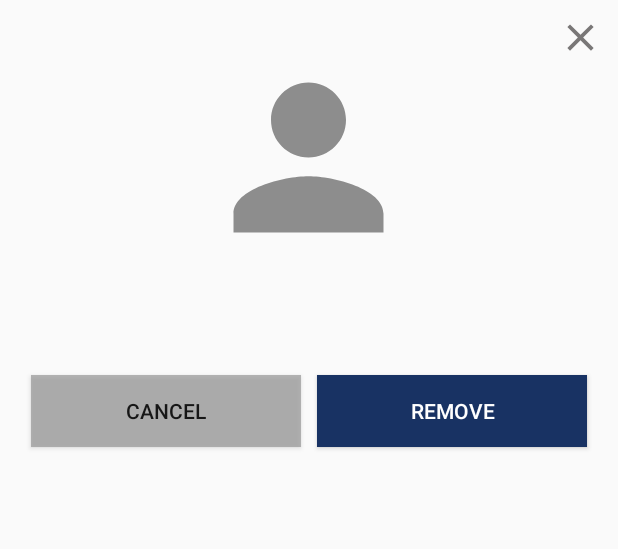
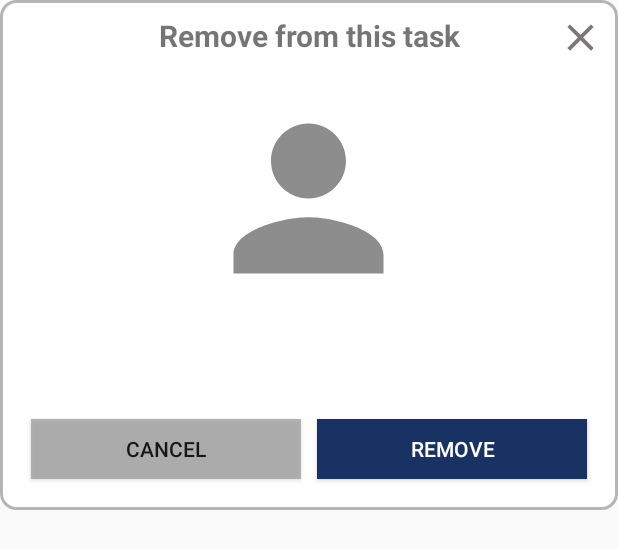
Before and after one commit to k-alex-leon/WhatsMyTask, an Android app: the layout confirm_remove_friend.xml on its own in the app's theme, with its tools: preview values and no code run, on a phone screen of 412 x 824 dp. Shown: the top 549 px of the screen. Run offline under Robolectric (Android 15) with nearby library versions, the phone set to English and light mode, and no system bars.

Commit message:
custom border in AlertDialogs

```diff
--- a/app/src/main/java/com/example/whatsmytask/activities/NewTaskActivity.java
+++ b/app/src/main/java/com/example/whatsmytask/activities/NewTaskActivity.java
@@ -10,6 +10,8 @@ import android.app.AlertDialog;
 import android.app.DatePickerDialog;
 import android.app.Dialog;
 import android.app.TimePickerDialog;
+import android.graphics.Color;
+import android.graphics.drawable.ColorDrawable;
 import android.os.Bundle;
 import android.view.View;
 import android.widget.Button;
@@ -186,6 +188,8 @@ public class NewTaskActivity extends AppCompatActivity{
         builder.setView(view);
         AlertDialog dialog = builder.create();
         dialog.setCancelable(false);
+        // quitamos el background del dialog para pasarle el custom_border
+        dialog.getWindow().setBackgroundDrawable(new ColorDrawable(Color.TRANSPARENT));
         dialog.show();
 
         LinearLayoutManager linearLayoutManager = new LinearLayoutManager(this);
--- a/app/src/main/java/com/example/whatsmytask/activities/TaskEditActivity.java
+++ b/app/src/main/java/com/example/whatsmytask/activities/TaskEditActivity.java
@@ -336,6 +336,7 @@ public class TaskEditActivity extends AppCompatActivity {
     private void showFriendsWorkingList() {
         if (friendsIdArray != null && friendsIdArray.size() > 1){
 
+            // este adapter recibe un array con los id para luego hacer la consulta en la bd
                 mFriendsWorkingAdapter = new FriendsWorkingAdapter(friendsIdArray, TaskEditActivity.this);
                 mRecyclerViewFriendsWorking.setAdapter(mFriendsWorkingAdapter);
 
--- /dev/null
+++ b/app/src/main/res/drawable/custom_border.xml
@@ -0,0 +1,7 @@
+<?xml version="1.0" encoding="utf-8"?>
+<shape xmlns:android="http://schemas.android.com/apk/res/android">
+
+    <solid android:color="@color/white"/>
+    <stroke android:width="2dp" android:color="@color/gray"/>
+    <corners android:radius="10dp"/>
+</shape>
--- a/app/src/main/res/layout/activity_new_task.xml
+++ b/app/src/main/res/layout/activity_new_task.xml
@@ -19,7 +19,7 @@
 
         <RelativeLayout
             android:layout_width="match_parent"
-            android:layout_height="match_parent"
+            android:layout_height="300dp"
             android:background="@drawable/bakgroundtask">
 
             <de.hdodenhof.circleimageview.CircleImageView
--- a/app/src/main/res/layout/add_friend_dialog.xml
+++ b/app/src/main/res/layout/add_friend_dialog.xml
@@ -3,6 +3,7 @@
     android:layout_width="match_parent"
     android:layout_height="match_parent"
     android:orientation="vertical"
+    android:background="@drawable/custom_border"
     android:padding="10dp">
 
     <ImageView
@@ -22,8 +23,8 @@
     <Button
         android:id="@+id/btnAddSelectFriensDialog"
         android:layout_width="match_parent"
-        android:layout_height="wrap_content"
-        android:background="@color/teal_200"
+        android:layout_height="40dp"
+        android:background="@color/blue"
         android:textColor="@color/white"
         android:text="Add"/>
 
--- a/app/src/main/res/layout/confirm_remove_friend.xml
+++ b/app/src/main/res/layout/confirm_remove_friend.xml
@@ -1,21 +1,23 @@
 <?xml version="1.0" encoding="utf-8"?>
 <androidx.coordinatorlayout.widget.CoordinatorLayout xmlns:android="http://schemas.android.com/apk/res/android"
     android:layout_width="match_parent"
-    android:layout_height="match_parent"
+    android:layout_height="wrap_content"
+    android:background="@drawable/custom_border"
     android:padding="10dp">
-
-    <ImageView
-        android:id="@+id/imgVCloseRemoveFriend"
-        android:layout_width="30dp"
-        android:layout_height="30dp"
-        android:layout_gravity="right"
-        android:src="@drawable/ic_close_gray"/>
 
     <LinearLayout
         android:layout_width="match_parent"
         android:layout_height="wrap_content"
         android:orientation="vertical"
         android:gravity="center|top">
+
+        <TextView
+            android:layout_width="match_parent"
+            android:layout_height="wrap_content"
+            android:text="Remove from this task"
+            android:gravity="center"
+            android:textSize="20dp"
+            android:textStyle="bold"/>
 
         <de.hdodenhof.circleimageview.CircleImageView
             android:id="@+id/cImgVFriend"
@@ -27,7 +29,9 @@
         <TextView
             android:id="@+id/txtFriendName"
             android:layout_width="wrap_content"
-            android:layout_height="wrap_content"/>
+            android:layout_height="wrap_content"
+            android:textSize="15dp"
+            android:textStyle="bold"/>
 
         <LinearLayout
             android:layout_width="match_parent"
@@ -39,7 +43,7 @@
             <Button
                 android:id="@+id/btnCancelRemove"
                 android:layout_width="match_parent"
-                android:layout_height="wrap_content"
+                android:layout_height="40dp"
                 android:layout_weight="1"
                 android:background="@color/gray"
                 android:layout_margin="5dp"
@@ -48,7 +52,7 @@
             <Button
                 android:id="@+id/btnRemoveFriend"
                 android:layout_width="match_parent"
-                android:layout_height="wrap_content"
+                android:layout_height="40dp"
                 android:layout_weight="1"
                 android:background="@color/blue"
                 android:layout_margin="5dp"
@@ -58,4 +62,11 @@
 
     </LinearLayout>
 
+    <ImageView
+        android:id="@+id/imgVCloseRemoveFriend"
+        android:layout_width="30dp"
+        android:layout_height="30dp"
+        android:layout_gravity="right"
+        android:src="@drawable/ic_close_gray"/>
+
 </androidx.coordinatorlayout.widget.CoordinatorLayout>
```
Also changed, not shown: app/src/main/java/com/example/whatsmytask/adapters/FriendsWorkingAdapter.java (+53 -3 lines).
